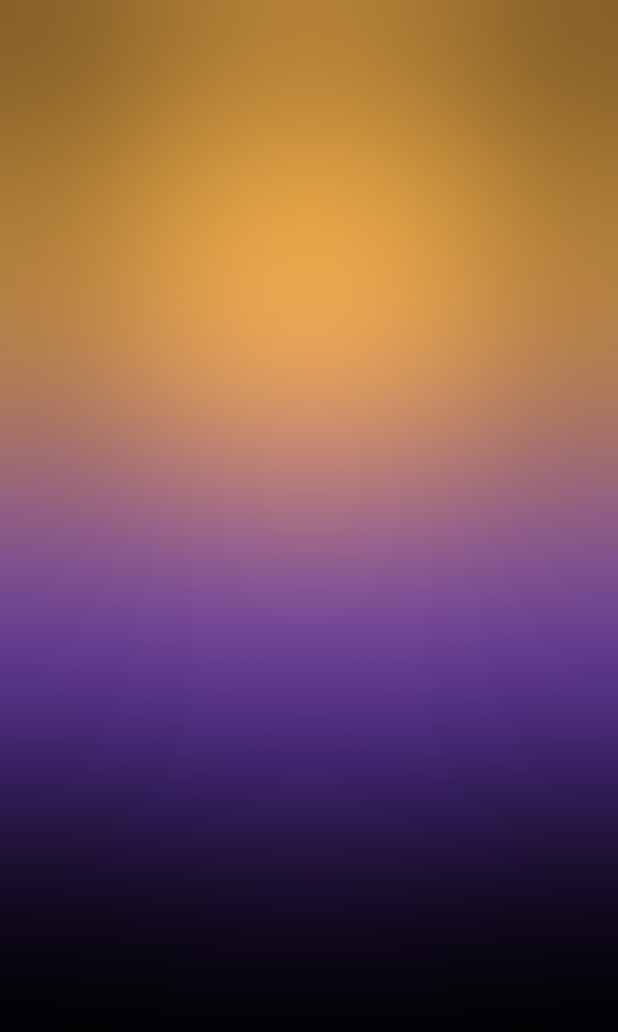
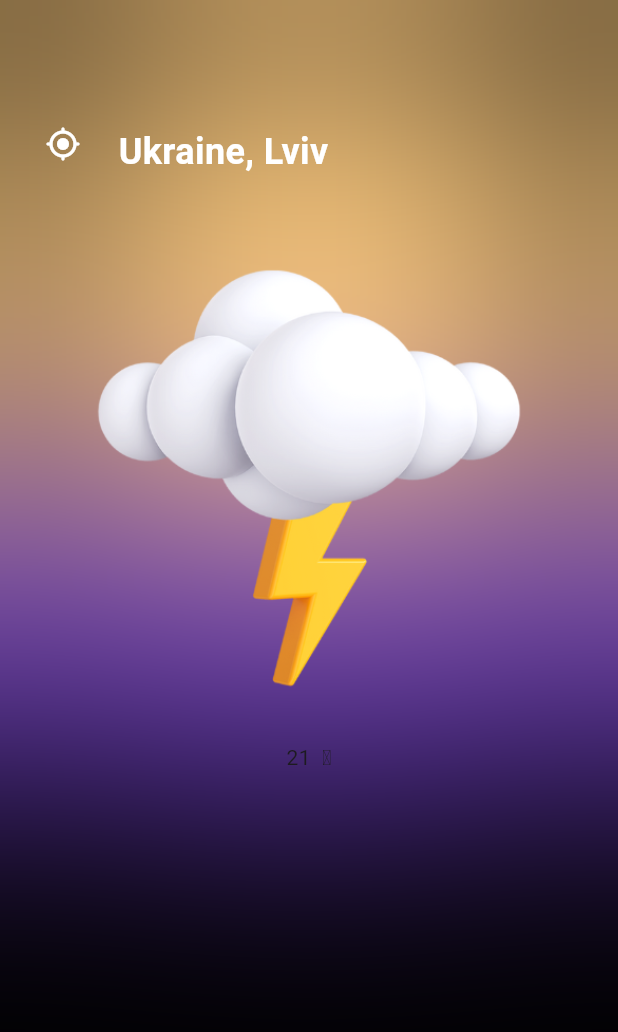
Before and after one commit to ih0r-d/flutter-weather-app, a Flutter app: the screen it shows after launch, on a phone screen of 412 x 824 dp. Shown: the top 1032 px of the screen. Run offline on Flutter 3.47's test engine with Material 3 defaults, Android fonts, the phone set to English and light mode, and no system bars; our stand-ins replace bloc, equatable, geolocator, weather.

Commit message:
add draft formatting assets on home page

```diff
--- a/lib/pages/Home.dart
+++ b/lib/pages/Home.dart
@@ -52,7 +52,7 @@ class HomePage extends StatelessWidget {
                   height: 300,
                   width: 600,
                   decoration:  BoxDecoration(
-                      color: Colors.orange.shade300,
+                      color: Colors.orange.shade200,
                   ),
                 ),
               ),
@@ -67,6 +67,42 @@ class HomePage extends StatelessWidget {
                   ),
                 ),
               ),
+              SizedBox(
+                width: MediaQuery.of(context).size.width,
+                height: MediaQuery.of(context).size.height,
+                child: Column(
+                  children: [
+                    const Row(
+                      crossAxisAlignment: CrossAxisAlignment.start,
+                      children: [
+                        Icon(Icons.my_location_rounded,color: Colors.white,),
+                        SizedBox(
+                          width: 25,
+                        ),
+                        Text(
+                          "Ukraine, Lviv",
+                          style: TextStyle(
+                              color: Colors.white,
+                              fontWeight: FontWeight.w700,
+                              fontSize: 24
+                          ),
+                        )
+                      ],
+                    ),
+                    const SizedBox(
+                      height: 25,
+                    ),
+                    Image.asset('images/1.png'),
+                    const Center(
+                      child: Text(
+                        '21 '+ " \u2103"
+                      ),
+                    )
+
+
+                  ],
+                ),
+              )
             ],
           ),
         ),
```
